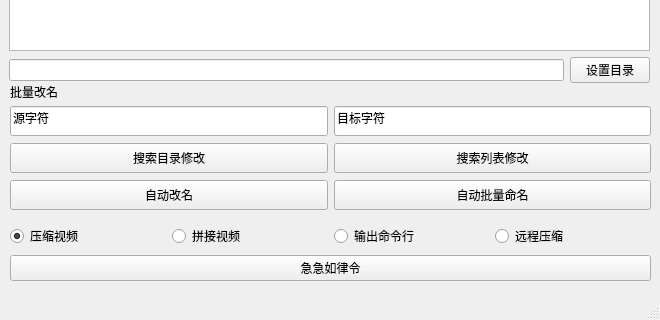
Before: the Qt Designer form J_Living/J_LivingScript/python/J_VideoConverter/J_VideoConverterUI.ui in wangziheng0426/JMadOnion, drawn with Qt 5; both pictures show x 0 to 660 and y 430 to 750 of the 660 by 750 pixel window.
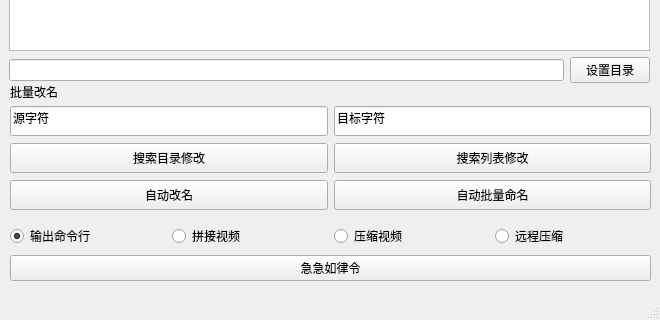
After: the same form once the commit is applied.

Commit message: 视频压缩

```diff
--- a/J_Living/J_LivingScript/python/J_VideoConverter/J_VideoConverterUI.ui
+++ b/J_Living/J_LivingScript/python/J_VideoConverter/J_VideoConverterUI.ui
@@ -235,7 +235,7 @@
      <item row="0" column="0">
       <widget class="QRadioButton" name="radioButton">
        <property name="text">
-        <string>压缩视频</string>
+        <string>输出命令行</string>
        </property>
        <property name="checked">
         <bool>true</bool>
@@ -252,7 +252,7 @@
      <item row="0" column="2">
       <widget class="QRadioButton" name="radioButton_3">
        <property name="text">
-        <string>输出命令行</string>
+        <string>压缩视频</string>
        </property>
       </widget>
      </item>
```
Left out of the diff: 2 changed lines with no effect on the pictures. The commit also changes 1 other file.
